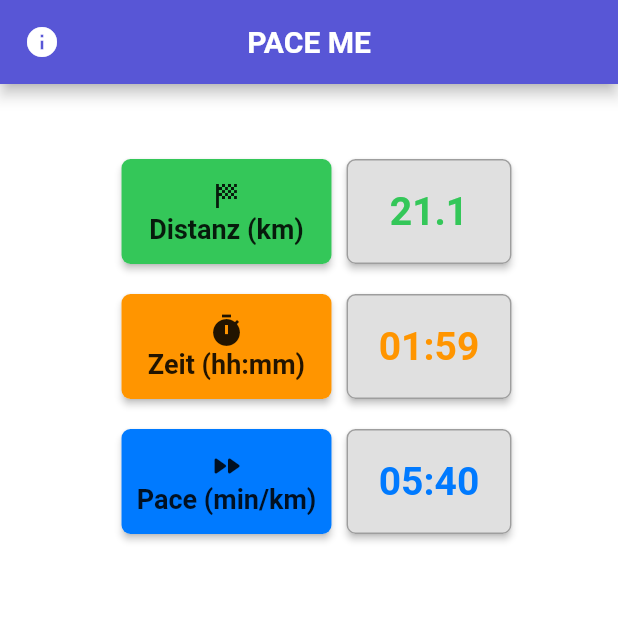
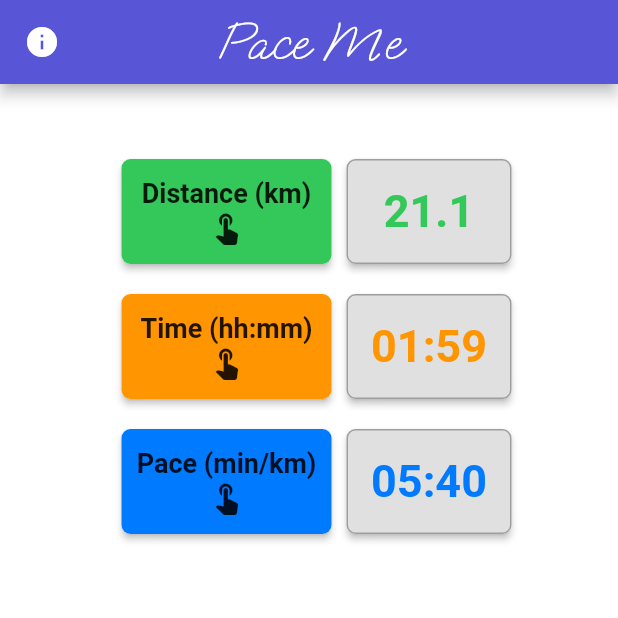
Before and after one commit to sebdombrowsky/publicDev, a Flutter app: the screen it shows after launch, on a phone screen of 412 x 824 dp, the top half of it. Run offline on Flutter 3.47's test engine with Material 2 defaults, Android fonts, the phone set to English and light mode, and no system bars.

```diff
--- a/PaceRechner/App/pace_rechner/lib/pages/pace_rechner_page.dart
+++ b/PaceRechner/App/pace_rechner/lib/pages/pace_rechner_page.dart
@@ -35,7 +35,7 @@ class _PaceRechnerPageState extends State<PaceRechnerPage> {
     return Scaffold(
       backgroundColor: Colors.white, // CupertinoColors.darkBackgroundGray,
       appBar: AppBar(
-        title: Text("PACE ME", style: TextStyle(fontWeight: FontWeight.bold),),
+        title: Text("Pace Me", style: TextStyle(fontFamily: "OoohBaby", fontSize: 35),),
         centerTitle: true,
         backgroundColor: CupertinoColors.systemIndigo,
         leading: IconButton (
@@ -62,7 +62,7 @@ class _PaceRechnerPageState extends State<PaceRechnerPage> {
                           DistanzBerechnen(
                               zeitController.text, paceController.text)
                         },
-                        text: "Distanz (km)",
+                        text: "Distance (km)",
                         buttonColor: CupertinoColors.activeGreen,
                         icon: Icons.sports_score,
                         height: 70,
@@ -94,7 +94,7 @@ class _PaceRechnerPageState extends State<PaceRechnerPage> {
                           ZeitBerechnen(
                               distanzController.text, paceController.text)
                         },
-                        text: "Zeit (hh:mm)",
+                        text: "Time (hh:mm)",
                         buttonColor: CupertinoColors.activeOrange,
                         icon: Icons.timer,
                         height: 70,
@@ -155,7 +155,7 @@ class _PaceRechnerPageState extends State<PaceRechnerPage> {
                   ),
                   Padding(
                     padding: const EdgeInsets.symmetric(vertical: 10),
-                    child: Text(spruch, style: TextStyle(color: Colors.black, fontWeight: FontWeight.bold, fontSize: 25),),
+                    child: Text(spruch, style: TextStyle(color: Colors.grey[800], fontWeight: FontWeight.bold, fontSize: 35, fontFamily: "OoohBaby"),),
                   ),
                 ],
               ),
--- a/PaceRechner/App/pace_rechner/lib/pages/pace_rechner_widgets/custom_button.dart
+++ b/PaceRechner/App/pace_rechner/lib/pages/pace_rechner_widgets/custom_button.dart
@@ -28,8 +28,8 @@ class CustomButton extends StatelessWidget {
             child: Column(
               mainAxisAlignment: MainAxisAlignment.center,
               children: [
-                Icon(icon),
-                Text(text, style: TextStyle(fontSize: 18, fontWeight: FontWeight.bold,),),
+                Text(text, style: TextStyle(fontSize: 18, fontWeight: FontWeight.bold, fontFamily: "Roboto"),),
+                Icon(Icons.touch_app),
               ],
             ),
           ),
--- a/PaceRechner/App/pace_rechner/lib/pages/pace_rechner_widgets/custom_distance_picker.dart
+++ b/PaceRechner/App/pace_rechner/lib/pages/pace_rechner_widgets/custom_distance_picker.dart
@@ -92,7 +92,7 @@ class _CustomDistancePickerState extends State<CustomDistancePicker> {
         widget.controller.text == "" ? anzeige : widget.controller.text,
         style: const TextStyle(
             color: CupertinoColors.activeGreen,
-            fontSize: 26,
+            fontSize: 30,
             fontWeight: FontWeight.bold),
       ),
     );
--- a/PaceRechner/App/pace_rechner/lib/pages/pace_rechner_widgets/custom_time_picker.dart
+++ b/PaceRechner/App/pace_rechner/lib/pages/pace_rechner_widgets/custom_time_picker.dart
@@ -51,7 +51,7 @@ class _CustomTimePickerState extends State<CustomTimePicker> {
         widget.controller.text == "" ? anzeige : widget.controller.text,
         style: TextStyle(
             color: widget.mode == CupertinoTimerPickerMode.hm ? CupertinoColors.activeOrange : CupertinoColors.activeBlue,
-            fontSize: 26,
+            fontSize: 30,
             fontWeight: FontWeight.bold),
       ),
     );
```
Also changed, not shown: PaceRechner/App/pace_rechner/lib/models/sprueche.dart (+28 -9 lines), PaceRechner/App/pace_rechner/lib/pages/pace_rechner_widgets/custom_zeit_button.dart (deleted, +0 -76 lines), PaceRechner/App/pace_rechner/pubspec.yaml (+8 -6 lines), PaceRechner/App/pace_rechner/fonts/OoohBaby-Regular.ttf (added), PaceRechner/App/pace_rechner/fonts/Roboto-Bold.ttf (added), PaceRechner/App/pace_rechner/fonts/Roboto-Regular.ttf (added).
